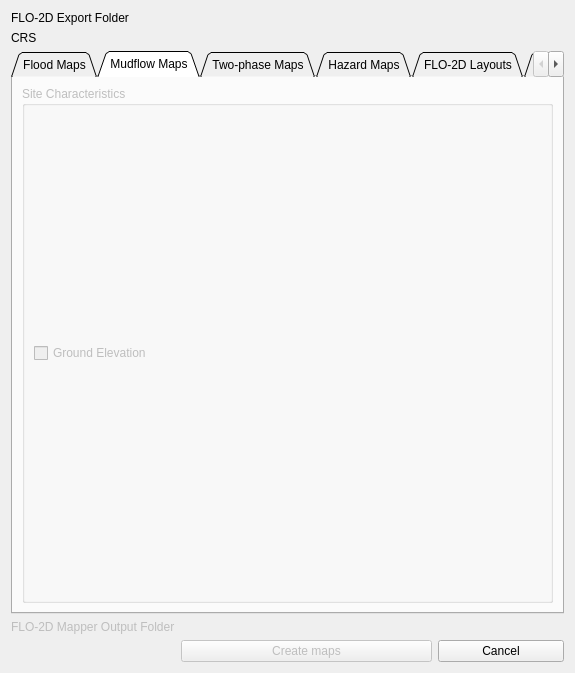
FLO-2DSoftware/FLO-2DMapCrafter, file flo2d_mapcrafter/flo2d_mapcrafter_dialog_base.ui: the form before one commit.
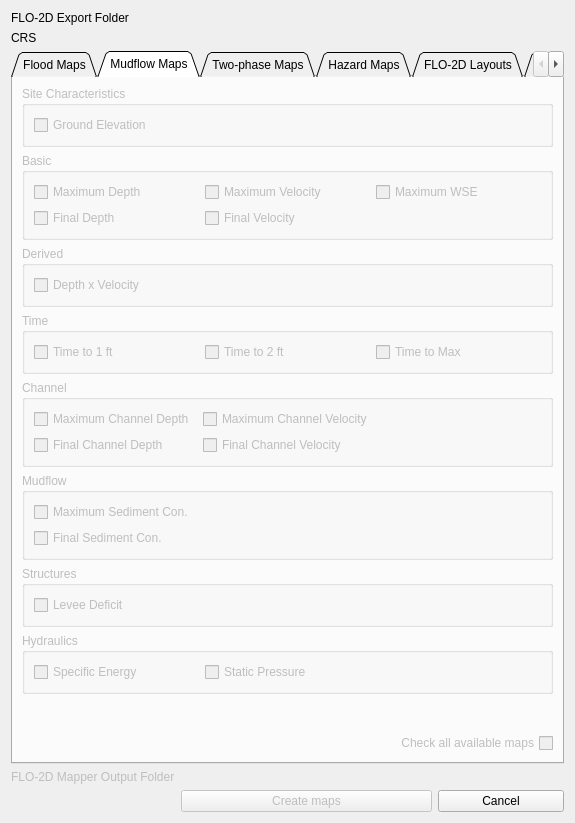
The form after the commit. The open tabs and pages were chosen to show the change. Custom widgets are drawn as their Qt base class.

Commit message: Mudflow maps first version done.

Diff of the .ui file:
```diff
--- a/flo2d_mapcrafter/flo2d_mapcrafter_dialog_base.ui
+++ b/flo2d_mapcrafter/flo2d_mapcrafter_dialog_base.ui
@@ -7,7 +7,7 @@
     <x>0</x>
     <y>0</y>
     <width>575</width>
-    <height>630</height>
+    <height>823</height>
    </rect>
   </property>
   <property name="windowTitle">
@@ -443,8 +443,205 @@
        <string>Mudflow Maps</string>
       </attribute>
       <layout class="QGridLayout" name="gridLayout_20">
+       <item row="1" column="0">
+        <spacer name="verticalSpacer">
+         <property name="orientation">
+          <enum>Qt::Vertical</enum>
+         </property>
+         <property name="sizeHint" stdset="0">
+          <size>
+           <width>20</width>
+           <height>40</height>
+          </size>
+         </property>
+        </spacer>
+       </item>
        <item row="0" column="0">
         <layout class="QGridLayout" name="gridLayout_14">
+         <item row="3" column="0">
+          <widget class="QgsCollapsibleGroupBox" name="tv_mf_cgb">
+           <property name="title">
+            <string>Time</string>
+           </property>
+           <layout class="QGridLayout" name="gridLayout_48">
+            <item row="0" column="0">
+             <layout class="QGridLayout" name="gridLayout_47">
+              <item row="0" column="1">
+               <widget class="QCheckBox" name="t2ft_mf_cb">
+                <property name="text">
+                 <string>Time to 2 ft</string>
+                </property>
+               </widget>
+              </item>
+              <item row="0" column="0">
+               <widget class="QCheckBox" name="t1ft_mf_cb">
+                <property name="text">
+                 <string>Time to 1 ft</string>
+                </property>
+               </widget>
+              </item>
+              <item row="0" column="2">
+               <widget class="QCheckBox" name="tmax_mf_cb">
+                <property name="text">
+                 <string>Time to Max</string>
+                </property>
+               </widget>
+              </item>
+             </layout>
+            </item>
+           </layout>
+          </widget>
+         </item>
+         <item row="1" column="0">
+          <widget class="QgsCollapsibleGroupBox" name="bv_mf_cgb">
+           <property name="title">
+            <string>Basic</string>
+           </property>
+           <layout class="QGridLayout" name="gridLayout_23">
+            <item row="0" column="0">
+             <layout class="QGridLayout" name="gridLayout_22">
+              <item row="0" column="1">
+               <widget class="QCheckBox" name="mv_mf_cb">
+                <property name="text">
+                 <string>Maximum Velocity</string>
+                </property>
+               </widget>
+              </item>
+              <item row="0" column="2">
+               <widget class="QCheckBox" name="mwse_mf_cb">
+                <property name="text">
+                 <string>Maximum WSE</string>
+                </property>
+               </widget>
+              </item>
+              <item row="0" column="0">
+               <widget class="QCheckBox" name="md_mf_cb">
+                <property name="text">
+                 <string>Maximum Depth</string>
+                </property>
+               </widget>
+              </item>
+              <item row="1" column="0">
+               <widget class="QCheckBox" name="fd_mf_cb">
+                <property name="text">
+                 <string>Final Depth</string>
+                </property>
+               </widget>
+              </item>
+              <item row="1" column="1">
+               <widget class="QCheckBox" name="fv_mf_cb">
+                <property name="text">
+                 <string>Final Velocity</string>
+                </property>
+               </widget>
+              </item>
+             </layout>
+            </item>
+           </layout>
+          </widget>
+         </item>
+         <item row="6" column="0">
+          <widget class="QgsCollapsibleGroupBox" name="sv_mf_cgb">
+           <property name="title">
+            <string>Structures</string>
+           </property>
+           <layout class="QGridLayout" name="gridLayout_52">
+            <item row="0" column="0">
+             <layout class="QGridLayout" name="gridLayout_51">
+              <item row="0" column="0">
+               <widget class="QCheckBox" name="ld_mf_cb">
+                <property name="text">
+                 <string>Levee Deficit</string>
+                </property>
+               </widget>
+              </item>
+             </layout>
+            </item>
+           </layout>
+          </widget>
+         </item>
+         <item row="8" column="0">
+          <widget class="QgsCollapsibleGroupBox" name="hp_mf_cgb">
+           <property name="title">
+            <string>Hydraulics</string>
+           </property>
+           <layout class="QGridLayout" name="gridLayout_54">
+            <item row="0" column="0">
+             <layout class="QGridLayout" name="gridLayout_53">
+              <item row="0" column="0">
+               <widget class="QCheckBox" name="se_mf_cb">
+                <property name="text">
+                 <string>Specific Energy</string>
+                </property>
+               </widget>
+              </item>
+              <item row="0" column="1">
+               <widget class="QCheckBox" name="sp_mf_cb">
+                <property name="text">
+                 <string>Static Pressure</string>
+                </property>
+               </widget>
+              </item>
+              <item row="0" column="2">
+               <widget class="QLabel" name="label_4">
+                <property name="text">
+                 <string/>
+                </property>
+               </widget>
+              </item>
+             </layout>
+            </item>
+           </layout>
+          </widget>
+         </item>
+         <item row="4" column="0">
+          <widget class="QgsCollapsibleGroupBox" name="ch_mf_cgb">
+           <property name="title">
+            <string>Channel</string>
+           </property>
+           <layout class="QGridLayout" name="gridLayout_50">
+            <item row="0" column="0">
+             <layout class="QGridLayout" name="gridLayout_49">
+              <item row="0" column="0">
+               <widget class="QCheckBox" name="cd_mf_cb">
+                <property name="text">
+                 <string>Maximum Channel Depth</string>
+                </property>
+               </widget>
+              </item>
+              <item row="0" column="1">
+               <widget class="QCheckBox" name="cv_mf_cb">
+                <property name="text">
+                 <string>Maximum Channel Velocity</string>
+                </property>
+               </widget>
+              </item>
+              <item row="0" column="2">
+               <widget class="QLabel" name="label">
+                <property name="text">
+                 <string/>
+                </property>
+               </widget>
+              </item>
+              <item row="1" column="0">
+               <widget class="QCheckBox" name="fcd_mf_cb">
+                <property name="text">
+                 <string>Final Channel Depth</string>
+                </property>
+               </widget>
+              </item>
+              <item row="1" column="1">
+               <widget class="QCheckBox" name="fcv_mf_cb">
+                <property name="text">
+                 <string>Final Channel Velocity</string>
+                </property>
+               </widget>
+              </item>
+             </layout>
+            </item>
+           </layout>
+          </widget>
+         </item>
          <item row="0" column="0">
           <widget class="QgsCollapsibleGroupBox" name="sc_mf_cgb">
            <property name="title">
@@ -465,8 +662,79 @@
            </layout>
           </widget>
          </item>
+         <item row="2" column="0">
+          <widget class="QgsCollapsibleGroupBox" name="dv_mf_cgb">
+           <property name="title">
+            <string>Derived</string>
+           </property>
+           <layout class="QGridLayout" name="gridLayout_25">
+            <item row="0" column="0">
+             <layout class="QGridLayout" name="gridLayout_24">
+              <item row="0" column="0">
+               <widget class="QCheckBox" name="dv_mf_cb">
+                <property name="text">
+                 <string>Depth x Velocity</string>
+                </property>
+               </widget>
+              </item>
+             </layout>
+            </item>
+           </layout>
+          </widget>
+         </item>
+         <item row="5" column="0">
+          <widget class="QgsCollapsibleGroupBox" name="mf_mf_cgb">
+           <property name="title">
+            <string>Mudflow</string>
+           </property>
+           <layout class="QGridLayout" name="gridLayout_56">
+            <item row="0" column="0">
+             <layout class="QGridLayout" name="gridLayout_55">
+              <item row="1" column="0">
+               <widget class="QCheckBox" name="fs_mf_cb">
+                <property name="text">
+                 <string>Final Sediment Con.</string>
+                </property>
+               </widget>
+              </item>
+              <item row="0" column="0">
+               <widget class="QCheckBox" name="ms_mf_cb">
+                <property name="text">
+                 <string>Maximum Sediment Con.</string>
+                </property>
+               </widget>
+              </item>
+              <item row="0" column="2">
+               <widget class="QLabel" name="label_11">
+                <property name="text">
+                 <string/>
+                </property>
+               </widget>
+              </item>
+              <item row="0" column="1">
+               <widget class="QLabel" name="label_13">
+                <property name="text">
+                 <string/>
+                </property>
+               </widget>
+              </item>
+             </layout>
+            </item>
+           </layout>
+          </widget>
+         </item>
         </layout>
        </item>
+       <item row="2" column="0">
+        <widget class="QCheckBox" name="check_mf_cb">
+         <property name="layoutDirection">
+          <enum>Qt::RightToLeft</enum>
+         </property>
+         <property name="text">
+          <string>Check all available maps</string>
+         </property>
+        </widget>
+       </item>
       </layout>
      </widget>
      <widget class="QWidget" name="tab3">
```
Left out of the diff: 139 changed lines with no effect on the pictures. The commit also changes 3 other files.
